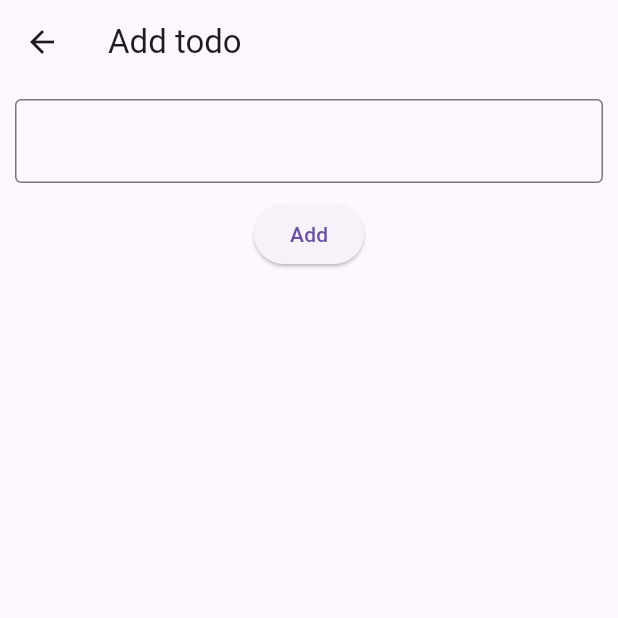
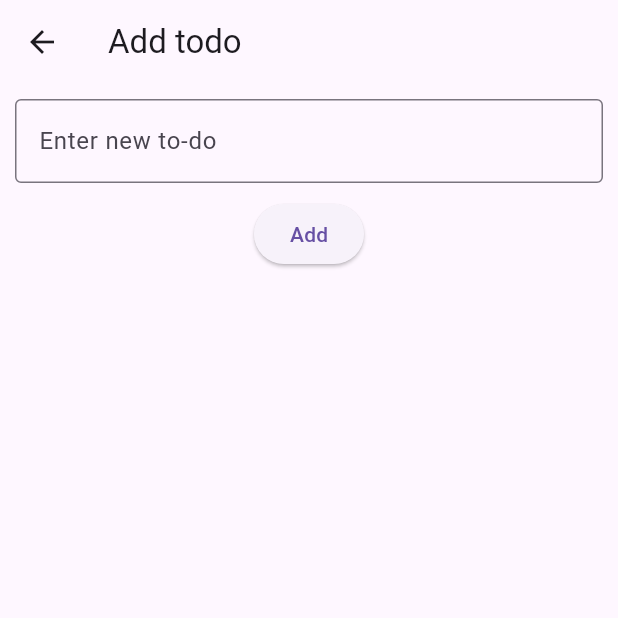
Before and after one commit to suhiaing/to-do_bloc, a Flutter app: the screen it shows after launch, after a tap on the "add" icon, on a phone screen of 412 x 824 dp, the top half of it. Run offline on Flutter 3.47's test engine with Material 3 defaults, Android fonts, the phone set to English and light mode, and no system bars; our stand-ins replace flutter_bloc.

```diff
--- a/lib/add_to_do.dart
+++ b/lib/add_to_do.dart
@@ -1,4 +1,6 @@
 import 'package:flutter/material.dart';
+import 'package:flutter_bloc/flutter_bloc.dart';
+import 'package:to_do_bloc/cubit/todo_cubit.dart';
 
 class AddToDo extends StatelessWidget {
   const AddToDo({super.key});
@@ -20,16 +22,28 @@ class AddToDo extends StatelessWidget {
           padding: const EdgeInsets.all(10.0),
           child: SingleChildScrollView(
             child: Column(
+              mainAxisAlignment: MainAxisAlignment.center,
               children: [
-                TextField(
-                  controller: addToDoController,
-                  decoration:
-                      const InputDecoration(border: OutlineInputBorder()),
+                SizedBox(
+                  width: 500,
+                  child: TextField(
+                    controller: addToDoController,
+                    decoration: const InputDecoration(
+                        hintText: "Enter new to-do",
+                        border: OutlineInputBorder()),
+                  ),
                 ),
                 const SizedBox(
                   height: 10,
                 ),
-                ElevatedButton(onPressed: () {}, child: const Text("Add"))
+                ElevatedButton(
+                    onPressed: () {
+                      context
+                          .read<TodoCubit>()
+                          .addToDo(title: addToDoController.text.trim());
+                      addToDoController.text = "";
+                    },
+                    child: const Text("Add"))
               ],
             ),
           ),
--- /dev/null
+++ b/lib/cubit/todo_cubit.dart
@@ -0,0 +1,12 @@
+import 'package:flutter_bloc/flutter_bloc.dart';
+import 'package:to_do_bloc/models/todo_model.dart';
+
+class TodoCubit extends Cubit<List<ToDoModel>> {
+  TodoCubit() : super([]);
+
+  void addToDo({required String title}) {
+    final newToDo = ToDoModel(title: title, createAt: DateTime.now());
+    state.add(newToDo);
+    emit([...state]);
+  }
+}
--- a/lib/main.dart
+++ b/lib/main.dart
@@ -1,5 +1,7 @@
 import 'package:flutter/material.dart';
+import 'package:flutter_bloc/flutter_bloc.dart';
 import 'package:to_do_bloc/add_to_do.dart';
+import 'package:to_do_bloc/cubit/todo_cubit.dart';
 import 'package:to_do_bloc/todo_list.dart';
 
 void main() {
@@ -20,11 +22,16 @@ class MyToDoApp extends StatelessWidget {
 
   @override
   Widget build(BuildContext context) {
-    return MaterialApp(
-      routes: {
-        '/addtodo': (context) => const AddToDo(),
-      },
-      home: const TodoList(),
+    return MultiBlocProvider(
+      providers: [
+        BlocProvider(create: (context) => TodoCubit()),
+      ],
+      child: MaterialApp(
+        routes: {
+          '/addtodo': (context) => const AddToDo(),
+        },
+        home: const TodoList(),
+      ),
     );
   }
 }
--- /dev/null
+++ b/lib/models/todo_model.dart
@@ -0,0 +1,5 @@
+class ToDoModel {
+  final String title;
+  final DateTime createAt;
+  ToDoModel({required this.title, required this.createAt});
+}
--- a/lib/todo_list.dart
+++ b/lib/todo_list.dart
@@ -1,16 +1,34 @@
 import 'package:flutter/material.dart';
+import 'package:flutter_bloc/flutter_bloc.dart';
+import 'package:to_do_bloc/cubit/todo_cubit.dart';
+import 'package:to_do_bloc/models/todo_model.dart';
 
-class TodoList extends StatelessWidget {
+class TodoList extends StatefulWidget {
   const TodoList({super.key});
 
+  @override
+  State<TodoList> createState() => _TodoListState();
+}
+
+class _TodoListState extends State<TodoList> {
   @override
   Widget build(BuildContext context) {
     return Scaffold(
       appBar: AppBar(
         title: const Text("ToDo List"),
       ),
-      body: const SizedBox(
-        width: double.infinity,
+      body: BlocBuilder<TodoCubit, List<ToDoModel>>(
+        builder: (context, todos) {
+          return ListView.builder(
+            itemCount: todos.length,
+            itemBuilder: (context, index) {
+              final todo = todos[index];
+              return ListTile(
+                title: Text(todo.title),
+              );
+            },
+          );
+        },
       ),
       floatingActionButton: FloatingActionButton(
         onPressed: () {
```
